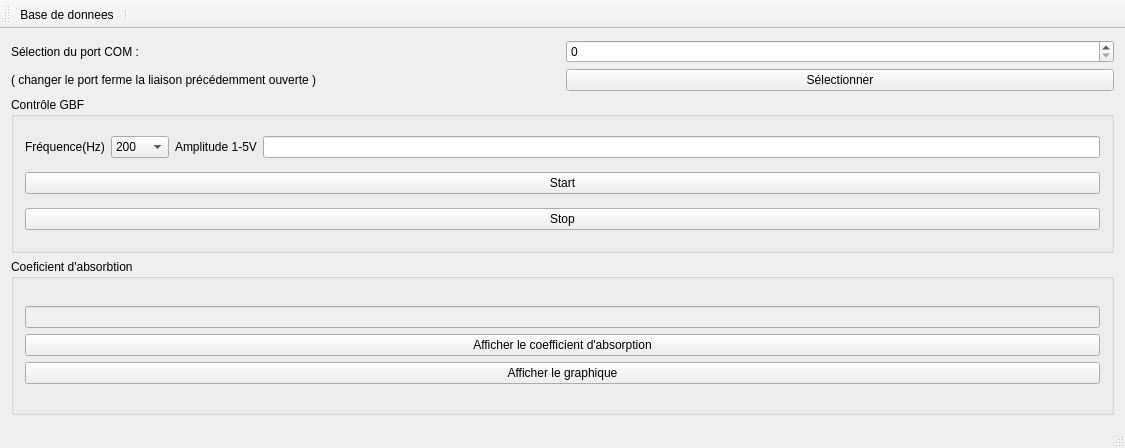
Before: the Qt Designer form main_interface/main_interfaceQt/mainwindow.ui in b3rnvrd/Kundt-s-tube-automation, drawn with Qt 5.
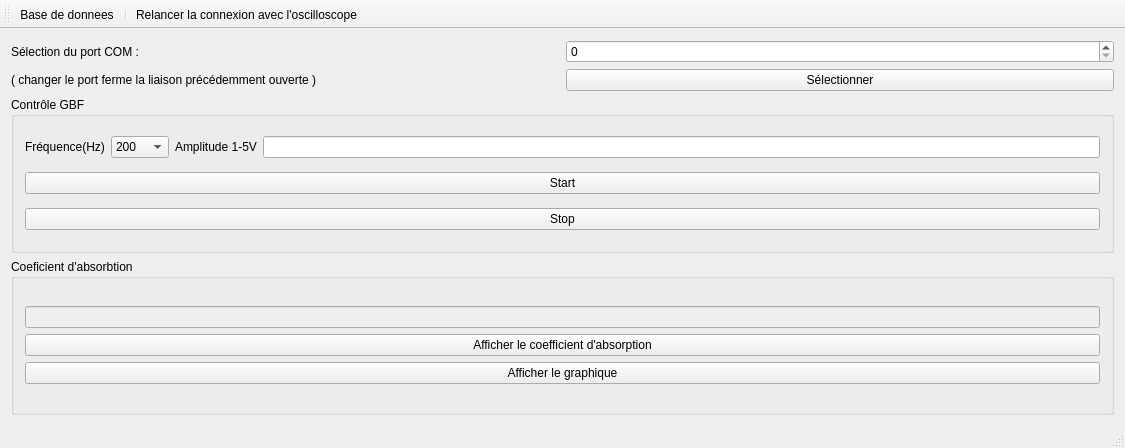
After: the same form once the commit is applied. Icons and pictures are not drawn.

```diff
--- a/main_interface/main_interfaceQt/mainwindow.ui
+++ b/main_interface/main_interfaceQt/mainwindow.ui
@@ -232,6 +232,7 @@
    </attribute>
    <addaction name="actionBase_de_donnees"/>
    <addaction name="separator"/>
+   <addaction name="actionRelancerConnexionOscillo"/>
   </widget>
   <action name="actionBase_de_donnees">
    <property name="icon">
@@ -242,6 +243,15 @@
     <string>Base de donnees</string>
    </property>
   </action>
+  <action name="actionRelancerConnexionOscillo">
+   <property name="icon">
+    <iconset resource="ressources.qrc">
+     <normaloff>:/images/oscillo.png</normaloff>:/images/oscillo.png</iconset>
+   </property>
+   <property name="text">
+    <string>Relancer la connexion avec l'oscilloscope</string>
+   </property>
+  </action>
  </widget>
  <layoutdefault spacing="6" margin="11"/>
  <resources>
```
Left out of the diff: 2 changed lines with no effect on the pictures.
